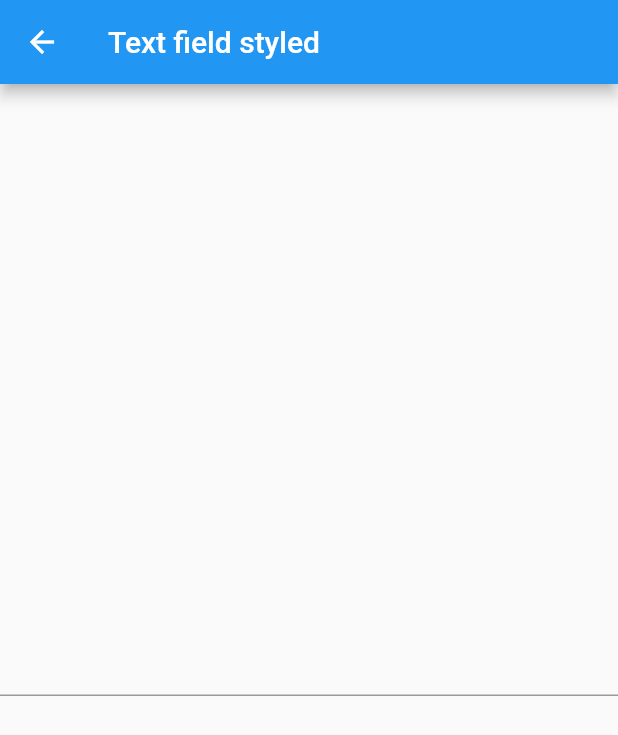
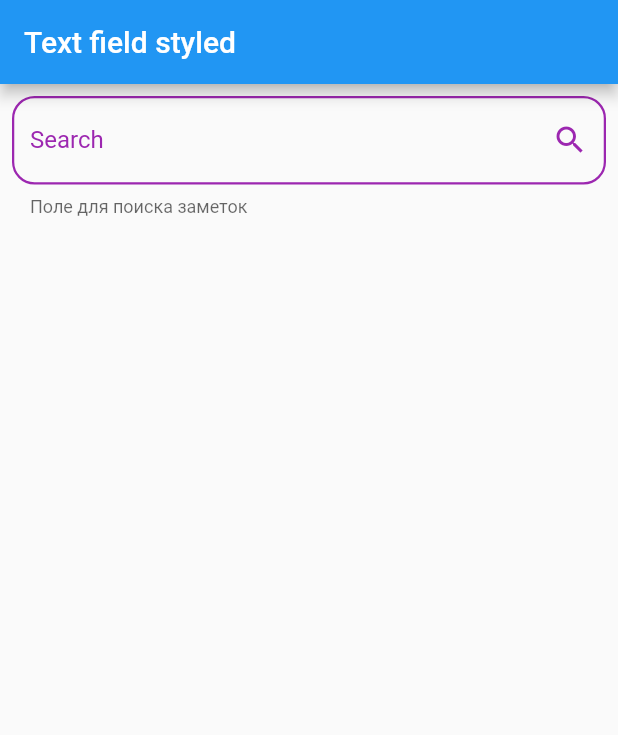
Before and after one commit to MariyaVik/skillbox_6_5, a Flutter app: the TextFieldStyled screen opened directly, on a phone screen of 412 x 824 dp. Shown: the top 735 px of the screen. Run offline on Flutter 3.47's test engine with Material 2 defaults, Android fonts, the phone set to English and light mode, and no system bars.

Commit message:
task 4 is completed

```diff
--- a/lib/main.dart
+++ b/lib/main.dart
@@ -20,9 +20,9 @@ class MyApp extends StatelessWidget {
         primarySwatch: Colors.blue,
       ),
       // home: const ListViewDivider(),
-      home: HorizontalList(),
+      // home: HorizontalList(),
       // home: SliverWidgets(),
-      // home: TextFieldStyled(),
+      home: TextFieldStyled(),
     );
   }
 }
--- a/lib/text_field_styled.dart
+++ b/lib/text_field_styled.dart
@@ -14,12 +14,34 @@ class _TextFieldStyledState extends State<TextFieldStyled> {
       appBar: AppBar(
         title: Text('Text field styled'),
       ),
-      body: Center(
-        child: Column(
-          mainAxisAlignment: MainAxisAlignment.center,
-          children: <Widget>[
-            TextField(),
-          ],
+      body: Padding(
+        padding: const EdgeInsets.all(8.0),
+        child: TextField(
+          decoration: InputDecoration(
+            labelText: 'Search',
+            labelStyle: TextStyle(color: Colors.purple),
+            hintText: 'Введите значение',
+            helperText: 'Поле для поиска заметок',
+            suffixIcon: Icon(
+              Icons.search,
+              color: Colors.purple,
+            ),
+            border: OutlineInputBorder(),
+            enabledBorder: OutlineInputBorder(
+              borderSide: BorderSide(
+                color: Colors.purple,
+                width: 1.5,
+              ),
+              borderRadius: BorderRadius.circular(15),
+            ),
+            focusedBorder: OutlineInputBorder(
+              borderSide: BorderSide(
+                color: Colors.purple,
+                width: 1.5,
+              ),
+              borderRadius: BorderRadius.circular(15),
+            ),
+          ),
         ),
       ),
     );
```
